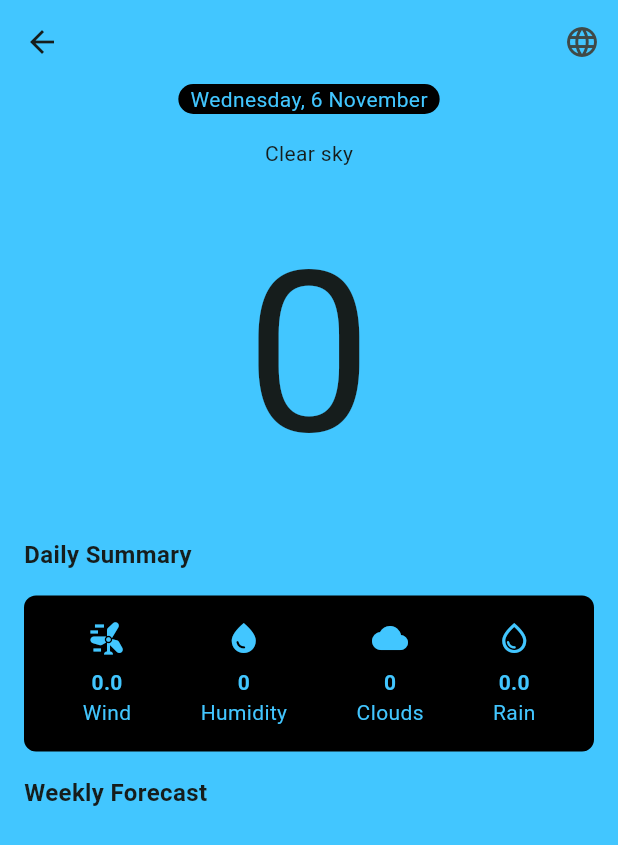
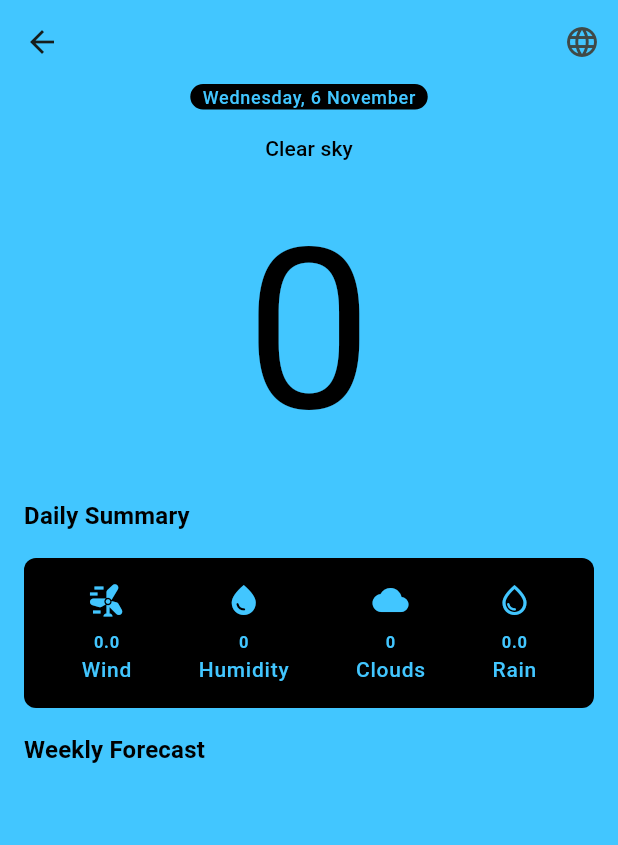
Before and after one commit to whosjorge23/weather_clean_architecture, a Flutter app: the WeatherPageContent screen opened directly with empty values, on a phone screen of 412 x 824 dp. Shown: the top 845 px of the screen. Run offline on Flutter 3.47's test engine with Material 3 defaults, Android fonts, the light colour scheme and no system bars; our stand-ins replace bloc, dio, equatable, flutter_bloc, freezed_annotation, gap and 6 more; missing offline and left inert: geolocator_platform_interface; accounts and stored records are empty; generated files the repository leaves out were written again.

Commit message:
UPDATE - AppTheme text

```diff
--- a/lib/core/theme/app_theme.dart
+++ b/lib/core/theme/app_theme.dart
@@ -18,7 +18,7 @@ class AppTheme {
       colorScheme: colorScheme,
       useMaterial3: true,
     ).copyWith(
-      scaffoldBackgroundColor: Color(0xff42c6ff),
+      scaffoldBackgroundColor: const Color(0xff42c6ff),
       appBarTheme: const AppBarTheme(
         backgroundColor: Color(0xff42c6ff),
       ),
@@ -34,6 +34,17 @@ class AppTheme {
       ),
       navigationBarTheme: const NavigationBarThemeData(
         elevation: 0,
+      ),
+      textTheme: const TextTheme(
+        titleLarge: TextStyle(color: Color(0xff000000)),
+        titleMedium: TextStyle(color: Color(0xff000000)),
+        titleSmall: TextStyle(color: Color(0xff000000)),
+        bodyLarge: TextStyle(color: Color(0xff42c6ff)),
+        bodyMedium: TextStyle(color: Color(0xff42c6ff)),
+        bodySmall: TextStyle(color: Color(0xff42c6ff)),
+        labelLarge: TextStyle(color: Color(0xff42c6ff)),
+        labelMedium: TextStyle(color: Color(0xff42c6ff)),
+        labelSmall: TextStyle(color: Color(0xff42c6ff)),
       ),
     );
   }
@@ -64,21 +75,15 @@ class AppTheme {
         elevation: 0,
       ),
       textTheme: TextTheme(
-        displayLarge: TextStyle(color: Color(0xff42c6ff)),
-        displayMedium: TextStyle(color: Color(0xff42c6ff)),
-        displaySmall: TextStyle(color: Color(0xff42c6ff)),
-        headlineLarge: TextStyle(color: Color(0xff42c6ff)),
-        headlineMedium: TextStyle(color: Color(0xff42c6ff)),
-        headlineSmall: TextStyle(color: Color(0xff42c6ff)),
         titleLarge: TextStyle(color: Color(0xff42c6ff)),
         titleMedium: TextStyle(color: Color(0xff42c6ff)),
-        titleSmall: TextStyle(color: Color(0xff42c6ff)),
-        bodyLarge: TextStyle(color: Color(0xff42c6ff)),
-        bodyMedium: TextStyle(color: Color(0xff42c6ff)),
-        bodySmall: TextStyle(color: Color(0xff42c6ff)),
-        labelLarge: TextStyle(color: Color(0xff42c6ff)),
-        labelMedium: TextStyle(color: Color(0xff42c6ff)),
-        labelSmall: TextStyle(color: Color(0xff42c6ff)),
+        titleSmall: TextStyle(color: Color(0xff000000)),
+        bodyLarge: TextStyle(color: Color(0xff000000)),
+        bodyMedium: TextStyle(color: Color(0xff000000)),
+        bodySmall: TextStyle(color: Color(0xff000000)),
+        labelLarge: TextStyle(color: Color(0xff000000)),
+        labelMedium: TextStyle(color: Color(0xff000000)),
+        labelSmall: TextStyle(color: Color(0xff000000)),
       ),
     );
   }
--- a/lib/features/weather/widgets/weather_code_text.dart
+++ b/lib/features/weather/widgets/weather_code_text.dart
@@ -10,41 +10,122 @@ class WeatherCodeText extends StatelessWidget {
   @override
   Widget build(BuildContext context) {
     return switch (weatherCodeEnum) {
-      WeatherCodeEnum.clearsky => Text(context.l10n.clearsky),
-      WeatherCodeEnum.mainlyclear => Text(context.l10n.mainlyclear),
-      WeatherCodeEnum.partlycloudy => Text(context.l10n.partlycloudy),
-      WeatherCodeEnum.overcast => Text(context.l10n.overcast),
-      WeatherCodeEnum.fog => Text(context.l10n.fog),
-      WeatherCodeEnum.rimeFog => Text(context.l10n.rimeFog),
-      WeatherCodeEnum.drizzleLight => Text(context.l10n.drizzleLight),
-      WeatherCodeEnum.drizzleModerate => Text(context.l10n.drizzleModerate),
-      WeatherCodeEnum.drizzleDense => Text(context.l10n.drizzleDense),
-      WeatherCodeEnum.freezingDrizzleLight =>
-        Text(context.l10n.freezingDrizzleLight),
-      WeatherCodeEnum.freezingDrizzleDense =>
-        Text(context.l10n.freezingDrizzleDense),
-      WeatherCodeEnum.rainSlight => Text(context.l10n.rainSlight),
-      WeatherCodeEnum.rainModerate => Text(context.l10n.rainModerate),
-      WeatherCodeEnum.rainHeavy => Text(context.l10n.rainHeavy),
-      WeatherCodeEnum.freezingRainLight => Text(context.l10n.freezingRainLight),
-      WeatherCodeEnum.freezingRainHeavy => Text(context.l10n.freezingRainHeavy),
-      WeatherCodeEnum.snowFallSlight => Text(context.l10n.snowFallSlight),
-      WeatherCodeEnum.snowFallModerate => Text(context.l10n.snowFallModerate),
-      WeatherCodeEnum.snowFallHeavy => Text(context.l10n.snowFallHeavy),
-      WeatherCodeEnum.snowGrains => Text(context.l10n.snowGrains),
-      WeatherCodeEnum.rainShowersSlight => Text(context.l10n.rainShowersSlight),
-      WeatherCodeEnum.rainShowersModerate =>
-        Text(context.l10n.rainShowersModerate),
-      WeatherCodeEnum.rainShowersViolent =>
-        Text(context.l10n.rainShowersViolent),
-      WeatherCodeEnum.snowShowersSlight => Text(context.l10n.snowShowersSlight),
-      WeatherCodeEnum.snowShowersHeavy => Text(context.l10n.snowShowersHeavy),
-      WeatherCodeEnum.thunderstorm => Text(context.l10n.thunderstorm),
-      WeatherCodeEnum.thunderstormSlightHail =>
-        Text(context.l10n.thunderstormSlightHail),
-      WeatherCodeEnum.thunderstormHeavyHail =>
-        Text(context.l10n.thunderstormHeavyHail),
-      _ => Text(context.l10n.clearsky),
+      WeatherCodeEnum.clearsky => Text(
+          context.l10n.clearsky,
+          style: context.textTheme.titleSmall?.copyWith(),
+        ),
+      WeatherCodeEnum.mainlyclear => Text(
+          context.l10n.mainlyclear,
+          style: context.textTheme.titleSmall?.copyWith(),
+        ),
+      WeatherCodeEnum.partlycloudy => Text(
+          context.l10n.partlycloudy,
+          style: context.textTheme.titleSmall?.copyWith(),
+        ),
+      WeatherCodeEnum.overcast => Text(
+          context.l10n.overcast,
+          style: context.textTheme.titleSmall?.copyWith(),
+        ),
+      WeatherCodeEnum.fog => Text(
+          context.l10n.fog,
+          style: context.textTheme.titleSmall?.copyWith(),
+        ),
+      WeatherCodeEnum.rimeFog => Text(
+          context.l10n.rimeFog,
+          style: context.textTheme.titleSmall?.copyWith(),
+        ),
+      WeatherCodeEnum.drizzleLight => Text(
+          context.l10n.drizzleLight,
+          style: context.textTheme.titleSmall?.copyWith(),
+        ),
+      WeatherCodeEnum.drizzleModerate => Text(
+          context.l10n.drizzleModerate,
+          style: context.textTheme.titleSmall?.copyWith(),
+        ),
+      WeatherCodeEnum.drizzleDense => Text(
+          context.l10n.drizzleDense,
+          style: context.textTheme.titleSmall?.copyWith(),
+        ),
+      WeatherCodeEnum.freezingDrizzleLight => Text(
+          context.l10n.freezingDrizzleLight,
+          style: context.textTheme.titleSmall?.copyWith(),
+        ),
+      WeatherCodeEnum.freezingDrizzleDense => Text(
+          context.l10n.freezingDrizzleDense,
+          style: context.textTheme.titleSmall?.copyWith(),
+        ),
+      WeatherCodeEnum.rainSlight => Text(
+          context.l10n.rainSlight,
+          style: context.textTheme.titleSmall?.copyWith(),
+        ),
+      WeatherCodeEnum.rainModerate => Text(
+          context.l10n.rainModerate,
+          style: context.textTheme.titleSmall?.copyWith(),
+        ),
+      WeatherCodeEnum.rainHeavy => Text(
+          context.l10n.rainHeavy,
+          style: context.textTheme.titleSmall?.copyWith(),
+        ),
+      WeatherCodeEnum.freezingRainLight => Text(
+          context.l10n.freezingRainLight,
+          style: context.textTheme.titleSmall?.copyWith(),
+        ),
+      WeatherCodeEnum.freezingRainHeavy => Text(
+          context.l10n.freezingRainHeavy,
+          style: context.textTheme.titleSmall?.copyWith(),
+        ),
+      WeatherCodeEnum.snowFallSlight => Text(
+          context.l10n.snowFallSlight,
+          style: context.textTheme.titleSmall?.copyWith(),
+        ),
+      WeatherCodeEnum.snowFallModerate => Text(
+          context.l10n.snowFallModerate,
+          style: context.textTheme.titleSmall?.copyWith(),
+        ),
+      WeatherCodeEnum.snowFallHeavy => Text(
+          context.l10n.snowFallHeavy,
+          style: context.textTheme.titleSmall?.copyWith(),
+        ),
+      WeatherCodeEnum.snowGrains => Text(
+          context.l10n.snowGrains,
+          style: context.textTheme.titleSmall?.copyWith(),
+        ),
+      WeatherCodeEnum.rainShowersSlight => Text(
+          context.l10n.rainShowersSlight,
+          style: context.textTheme.titleSmall?.copyWith(),
+        ),
+      WeatherCodeEnum.rainShowersModerate => Text(
+          context.l10n.rainShowersModerate,
+          style: context.textTheme.titleSmall?.copyWith(),
+        ),
+      WeatherCodeEnum.rainShowersViolent => Text(
+          context.l10n.rainShowersViolent,
+          style: context.textTheme.titleSmall?.copyWith(),
+        ),
+      WeatherCodeEnum.snowShowersSlight => Text(
+          context.l10n.snowShowersSlight,
+          style: context.textTheme.titleSmall?.copyWith(),
+        ),
+      WeatherCodeEnum.snowShowersHeavy => Text(
+          context.l10n.snowShowersHeavy,
+          style: context.textTheme.titleSmall?.copyWith(),
+        ),
+      WeatherCodeEnum.thunderstorm => Text(
+          context.l10n.thunderstorm,
+          style: context.textTheme.titleSmall?.copyWith(),
+        ),
+      WeatherCodeEnum.thunderstormSlightHail => Text(
+          context.l10n.thunderstormSlightHail,
+          style: context.textTheme.titleSmall?.copyWith(),
+        ),
+      WeatherCodeEnum.thunderstormHeavyHail => Text(
+          context.l10n.thunderstormHeavyHail,
+          style: context.textTheme.titleSmall?.copyWith(),
+        ),
+      _ => Text(
+          context.l10n.clearsky,
+          style: context.textTheme.titleSmall?.copyWith(),
+        ),
     };
   }
 }
--- a/lib/features/weather/widgets/weather_day_card.dart
+++ b/lib/features/weather/widgets/weather_day_card.dart
@@ -1,5 +1,6 @@
 import 'package:flutter/material.dart';
 import 'package:gap/gap.dart';
+import 'package:weather_clean_architecture/core/shared/context_extension.dart';
 import 'package:weather_clean_architecture/core/shared/enums/weather_code_enum.dart';
 import 'package:weather_clean_architecture/features/weather/widgets/weather_code_text.dart';
 
@@ -32,23 +33,19 @@ class WeatherDayCard extends StatelessWidget {
               crossAxisAlignment: CrossAxisAlignment.start,
               children: [
                 const Gap(8),
-                Text(
-                  temperature,
-                  style: TextStyle(
-                    fontSize: 20,
-                    fontWeight: FontWeight.w600,
-                    color: Colors.black,
-                  ),
-                ),
+                Text(temperature,
+                    style: context.textTheme.titleLarge?.copyWith(
+                      fontSize: 24,
+                      fontWeight: FontWeight.w600,
+                    )),
                 const Spacer(),
                 WeatherCodeText(weatherCodeEnum: weatherCode),
                 const Spacer(),
                 Text(
                   dateTime,
-                  style: TextStyle(
+                  style: context.textTheme.titleMedium?.copyWith(
                     fontSize: 16,
                     fontWeight: FontWeight.w600,
-                    color: Colors.black,
                   ),
                 ),
               ],
--- a/lib/features/weather/widgets/weather_info.dart
+++ b/lib/features/weather/widgets/weather_info.dart
@@ -1,5 +1,6 @@
 import 'package:flutter/material.dart';
 import 'package:gap/gap.dart';
+import 'package:weather_clean_architecture/core/shared/context_extension.dart';
 
 class WeatherInfo extends StatelessWidget {
   const WeatherInfo(
@@ -23,16 +24,13 @@ class WeatherInfo extends StatelessWidget {
         const Gap(8),
         Text(
           weatherInfo,
-          style: const TextStyle(
+          style: context.textTheme.labelSmall?.copyWith(
             fontWeight: FontWeight.bold,
-            color: Color(0xff42c6ff),
           ),
         ),
         Text(
           label,
-          style: const TextStyle(
-            color: Color(0xff42c6ff),
-          ),
+          style: context.textTheme.labelSmall?.copyWith(fontSize: 14),
         ),
       ],
     );
--- a/lib/features/weather/widgets/weather_page_content.dart
+++ b/lib/features/weather/widgets/weather_page_content.dart
@@ -21,7 +21,10 @@ class WeatherPageContent extends StatelessWidget {
   Widget build(BuildContext context) {
     return Scaffold(
       appBar: AppBar(
-        title: Text(weatherEntity.timezone ?? ''),
+        title: Text(
+          weatherEntity.timezone ?? '',
+          style: context.textTheme.titleLarge,
+        ),
         actions: [
           IconButton(
             onPressed: () {
@@ -45,9 +48,7 @@ class WeatherPageContent extends StatelessWidget {
                   DateFormat('EEEE, d MMMM',
                           Localizations.localeOf(context).toString())
                       .format(DateTime.now()),
-                  style: const TextStyle(
-                    color: Color(0xff42c6ff),
-                  ),
+                  style: context.textTheme.labelSmall?.copyWith(fontSize: 12),
                 ),
               ),
               const Gap(16),
@@ -61,11 +62,13 @@ class WeatherPageContent extends StatelessWidget {
                   children: [
                     Text(
                       '${weatherEntity.current?.apparentTemperature?.toInt()}',
-                      style: const TextStyle(fontSize: 150),
+                      style:
+                          context.textTheme.titleLarge?.copyWith(fontSize: 150),
                     ),
                     Text(
                       '${weatherEntity.currentUnits?.apparentTemperature}',
-                      style: const TextStyle(fontWeight: FontWeight.w500),
+                      style: context.textTheme.titleSmall
+                          ?.copyWith(fontSize: 16, fontWeight: FontWeight.w500),
                     )
                   ],
                 ),
@@ -76,8 +79,8 @@ class WeatherPageContent extends StatelessWidget {
                   children: [
                     Text(
                       context.l10n.daily_summary,
-                      style: const TextStyle(
-                          fontWeight: FontWeight.bold, fontSize: 16),
+                      style: context.textTheme.titleMedium
+                          ?.copyWith(fontWeight: FontWeight.bold, fontSize: 16),
                     ),
                   ],
                 ),
@@ -129,8 +132,8 @@ class WeatherPageContent extends StatelessWidget {
                   children: [
                     Text(
                       context.l10n.weekly_forecast,
-                      style: const TextStyle(
-                          fontWeight: FontWeight.bold, fontSize: 16),
+                      style: context.textTheme.titleMedium
+                          ?.copyWith(fontWeight: FontWeight.bold, fontSize: 16),
                     ),
                   ],
                 ),
```
